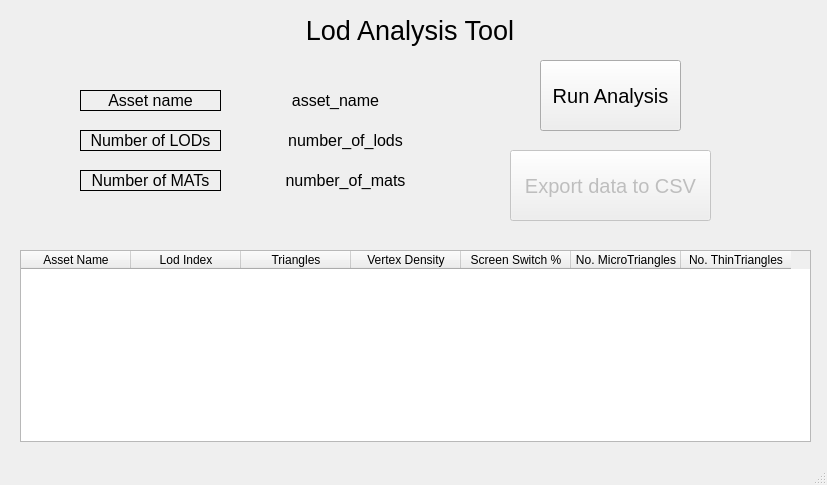
mattyvioo/lod-analysis-tool, file ToolGUI.ui: the form before one commit.
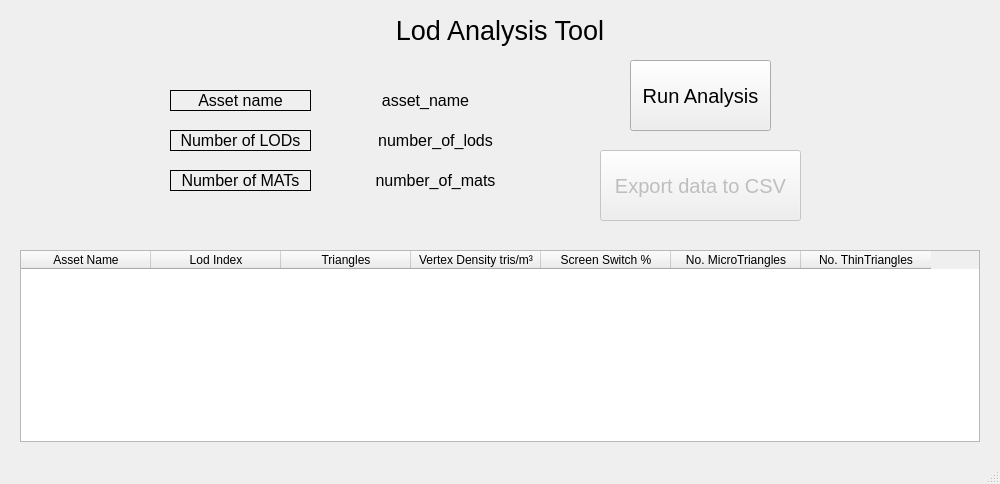
The form after the commit.

What changed in the file:
```diff
--- a/ToolGUI.ui
+++ b/ToolGUI.ui
@@ -6,8 +6,8 @@
    <rect>
     <x>0</x>
     <y>0</y>
-    <width>827</width>
-    <height>485</height>
+    <width>1000</width>
+    <height>484</height>
    </rect>
   </property>
   <property name="windowTitle">
@@ -17,7 +17,7 @@
    <widget class="QPushButton" name="runButton">
     <property name="geometry">
      <rect>
-      <x>540</x>
+      <x>630</x>
       <y>60</y>
       <width>141</width>
       <height>71</height>
@@ -35,7 +35,7 @@
    <widget class="QLabel" name="lbl_assetName">
     <property name="geometry">
      <rect>
-      <x>80</x>
+      <x>170</x>
       <y>90</y>
       <width>141</width>
       <height>21</height>
@@ -65,7 +65,7 @@
    <widget class="QLabel" name="label">
     <property name="geometry">
      <rect>
-      <x>300</x>
+      <x>390</x>
       <y>10</y>
       <width>220</width>
       <height>41</height>
@@ -92,7 +92,7 @@
    <widget class="QLabel" name="lbl_assetName_3">
     <property name="geometry">
      <rect>
-      <x>80</x>
+      <x>170</x>
       <y>130</y>
       <width>141</width>
       <height>21</height>
@@ -122,7 +122,7 @@
    <widget class="QLabel" name="lbl_assetName_4">
     <property name="geometry">
      <rect>
-      <x>80</x>
+      <x>170</x>
       <y>170</y>
       <width>141</width>
       <height>21</height>
@@ -154,12 +154,21 @@
      <rect>
       <x>20</x>
       <y>250</y>
-      <width>791</width>
+      <width>960</width>
       <height>192</height>
      </rect>
     </property>
     <attribute name="horizontalHeaderDefaultSectionSize">
-     <number>110</number>
+     <number>130</number>
+    </attribute>
+    <attribute name="horizontalHeaderMinimumSectionSize">
+     <number>39</number>
+    </attribute>
+    <attribute name="verticalHeaderCascadingSectionResizes">
+     <bool>false</bool>
+    </attribute>
+    <attribute name="verticalHeaderStretchLastSection">
+     <bool>false</bool>
     </attribute>
     <column>
      <property name="text">
@@ -178,7 +187,7 @@
     </column>
     <column>
      <property name="text">
-      <string>Vertex Density</string>
+      <string>Vertex Density tris/m³</string>
      </property>
     </column>
     <column>
@@ -200,7 +209,7 @@
    <widget class="QLabel" name="lbl_editAssetName">
     <property name="geometry">
      <rect>
-      <x>230</x>
+      <x>320</x>
       <y>90</y>
       <width>211</width>
       <height>21</height>
@@ -230,7 +239,7 @@
    <widget class="QLabel" name="lbl_editNumberLods">
     <property name="geometry">
      <rect>
-      <x>260</x>
+      <x>350</x>
       <y>130</y>
       <width>171</width>
       <height>21</height>
@@ -260,7 +269,7 @@
    <widget class="QLabel" name="lbl_editNumberMats">
     <property name="geometry">
      <rect>
-      <x>260</x>
+      <x>350</x>
       <y>170</y>
       <width>171</width>
       <height>21</height>
@@ -293,7 +302,7 @@
     </property>
     <property name="geometry">
      <rect>
-      <x>510</x>
+      <x>600</x>
       <y>150</y>
       <width>201</width>
       <height>71</height>
```
Left out of the diff: 2 changed lines with no effect on the pictures.
